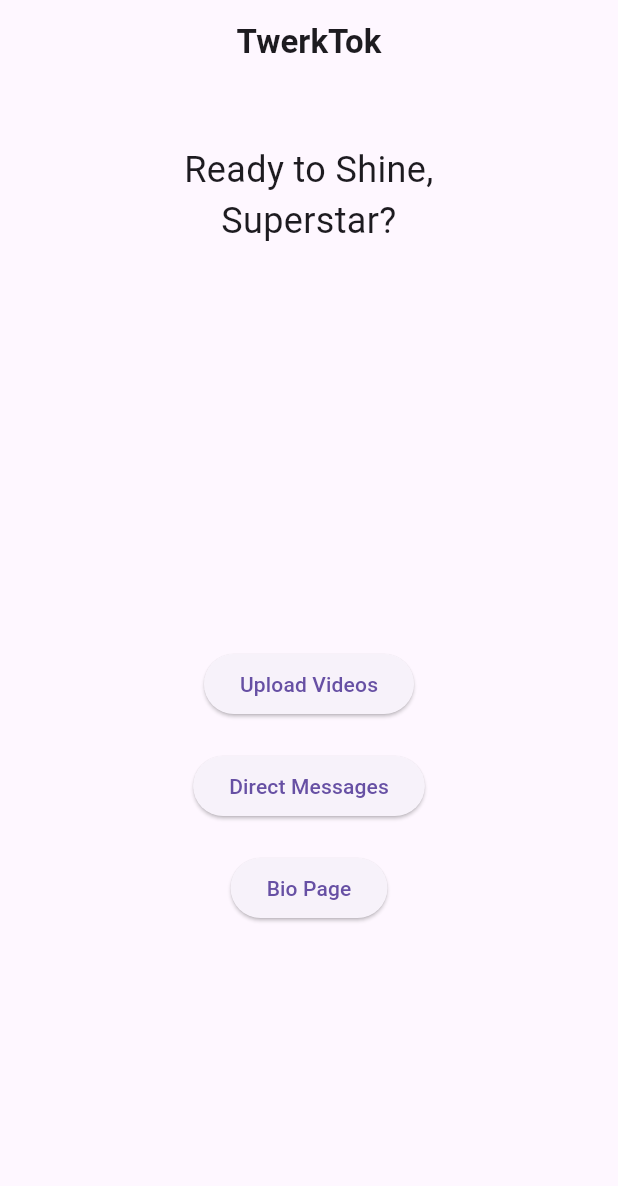
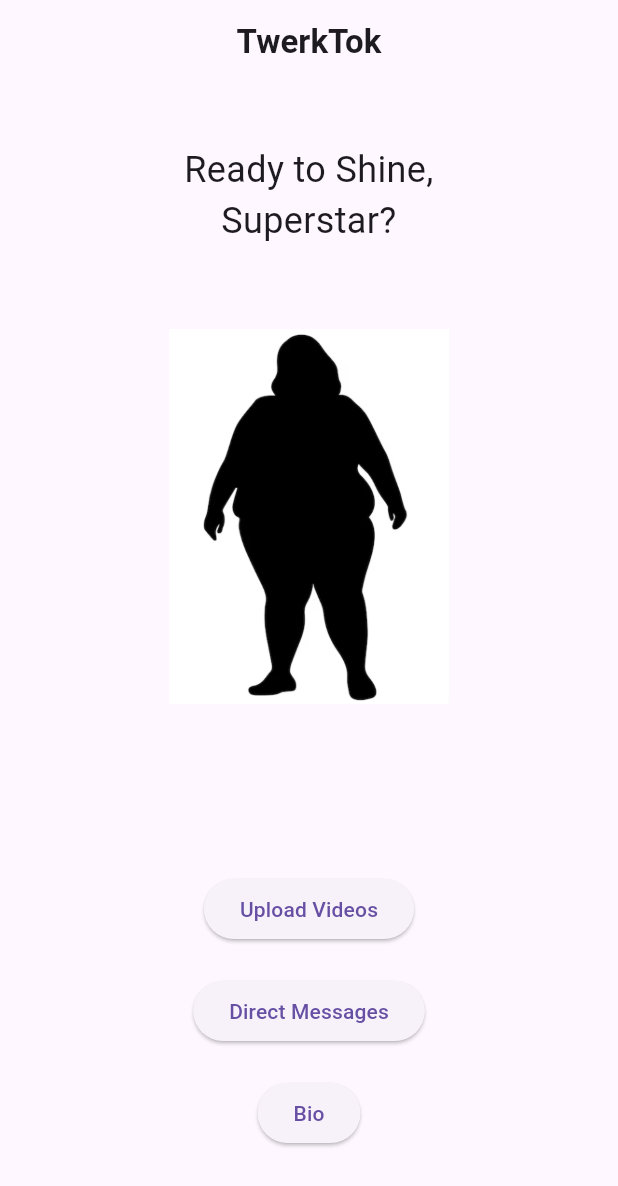
Before and after one commit to patcazi/ReelAI2, a Flutter app: the LandingPage screen opened directly, on a phone screen of 412 x 824 dp. Shown: the top 1186 px of the screen. Run offline on Flutter 3.47's test engine with Material 3 defaults, Android fonts, the phone set to English and light mode, and no system bars; our stand-ins replace firebase_auth, firebase_core, firebase_storage; accounts and stored records are empty; generated files the repository leaves out were written again.

Commit message:
Center image, resize CurveyWoman.png, rename Bio button

```diff
--- a/lib/main.dart
+++ b/lib/main.dart
@@ -296,7 +296,19 @@ class _LandingPageState extends State<LandingPage> {
                 ),
                 textAlign: TextAlign.center,
               ),
-              const SizedBox(height: 60),
+              const SizedBox(height: 30),
+              SizedBox(
+                height: 300,
+                child: Center(
+                  child: Image.asset(
+                    'assets/images/CurveyWoman.png',
+                    fit: BoxFit.contain,
+                    width: 200,
+                    height: 250,
+                  ),
+                ),
+              ),
+              const SizedBox(height: 30),
               Expanded(
                 child: Column(
                   mainAxisAlignment: MainAxisAlignment.center,
@@ -319,7 +331,7 @@ class _LandingPageState extends State<LandingPage> {
                       onPressed: () {
                         // TODO: Navigate to bio page screen
                       },
-                      child: const Text('Bio Page'),
+                      child: const Text('Bio'),
                     ),
                   ],
                 ),
--- a/pubspec.yaml
+++ b/pubspec.yaml
@@ -64,6 +64,7 @@ flutter:
   # To add assets to your application, add an assets section, like this:
   assets:
     - assets/images/Silhouette.png
+    - assets/images/CurveyWoman.png
 
   # An image asset can refer to one or more resolution-specific "variants", see
   # https://flutter.dev/to/resolution-aware-images
```
Also changed, not shown: assets/images/CurveyWoman.png (added).
